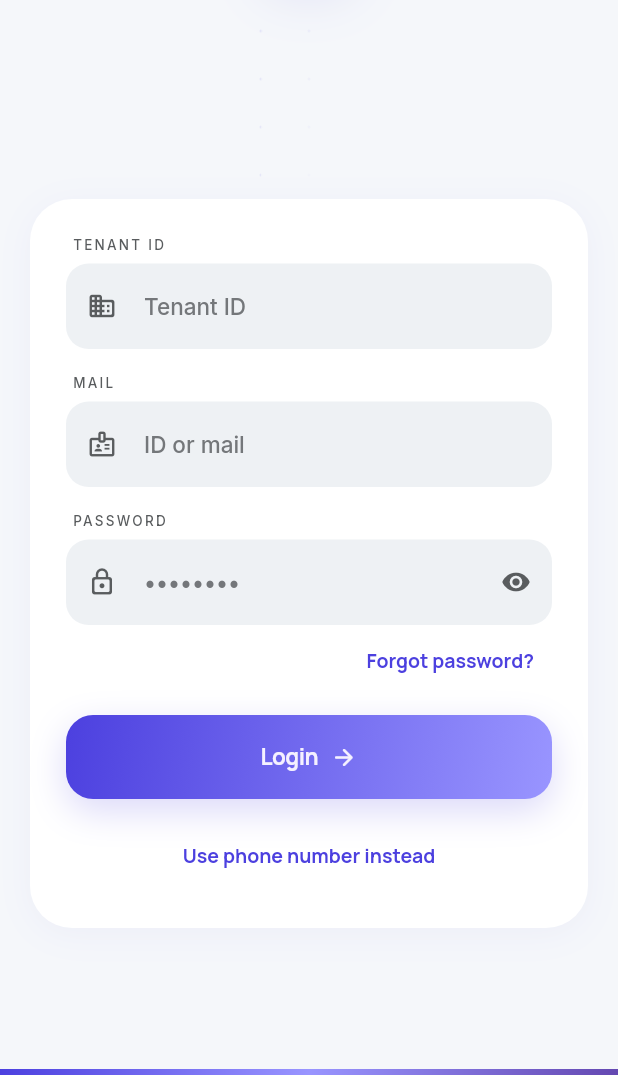
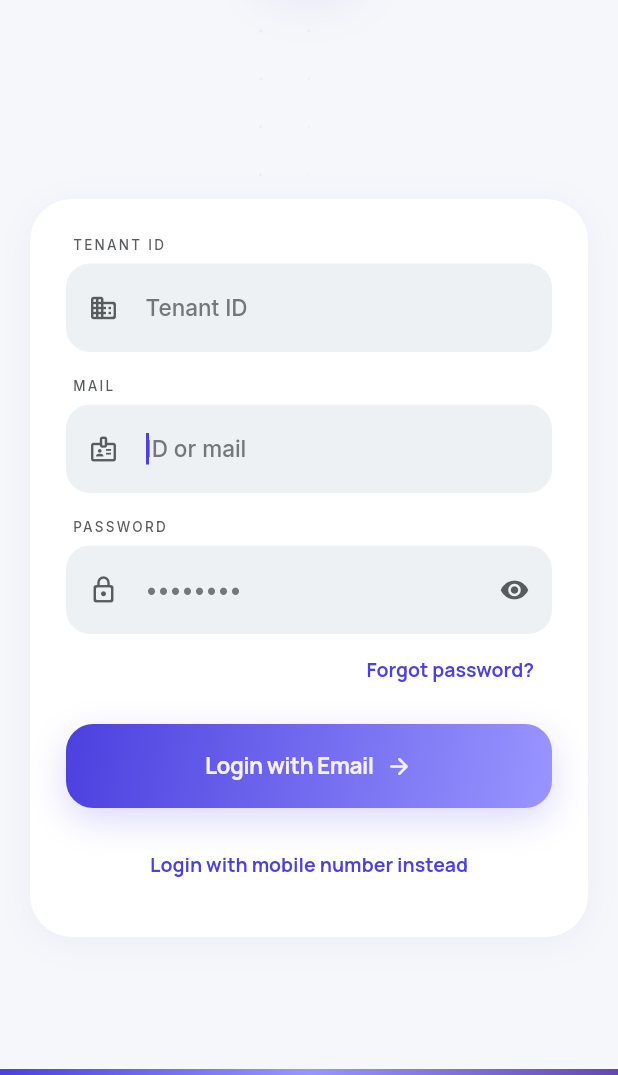
Before and after one commit to YouthStack-Dev/employee-app, a Flutter app: the screen it shows after launch, on a phone screen of 412 x 824 dp, the part 161-1236 px from its top. Run offline on Flutter 3.47's test engine with Material 3 defaults, Android fonts, the phone set to English and light mode, and no system bars; our stand-ins replace device_info_plus, dio, firebase_analytics, firebase_core, firebase_database, firebase_messaging and 7 more; missing offline and left inert: flutter_polyline_points, mobile_scanner; accounts and stored records are empty.

Commit message:
feat: login screen revamp and notification history

```diff
--- a/lib/constants/api_constants.dart
+++ b/lib/constants/api_constants.dart
@@ -24,6 +24,7 @@ class ApiConstants {
   static const String unregisterFcmToken = '/api/v1/push-notifications/unregister-token';
   static const String sendNotification = '/api/v1/push-notifications/send';
   static const String sendBatchNotification = '/api/v1/push-notifications/send-batch';
+  static const String employeeNotifications = '/api/v1/employee/notifications';
 
   // Alert endpoints
   static const String triggerAlert = '/api/v1/alerts/trigger';
--- a/lib/main.dart
+++ b/lib/main.dart
@@ -6,6 +6,7 @@ import 'providers/booking_provider.dart';
 import 'providers/announcement_provider.dart';
 import 'providers/chat_provider.dart';
 import 'providers/nodal_provider.dart';
+import 'providers/notification_provider.dart';
 import 'screens/login_screen.dart';
 import 'screens/schedules_screen.dart';
 import 'screens/splash_screen.dart';
@@ -77,6 +78,7 @@ class _MyAppState extends State<MyApp> {
         ChangeNotifierProvider(create: (_) => AnnouncementProvider()),
         ChangeNotifierProvider(create: (_) => ChatProvider()),
         ChangeNotifierProvider(create: (_) => NodalProvider()),
+        ChangeNotifierProvider(create: (_) => NotificationProvider()),
       ],
       child: MaterialApp(
         title: 'Employee App',
--- /dev/null
+++ b/lib/models/notification_model.dart
@@ -0,0 +1,25 @@
+class NotificationModel {
+  final int id;
+  final String title;
+  final String message;
+  final bool read;
+  final String createdAt;
+
+  NotificationModel({
+    required this.id,
+    required this.title,
+    required this.message,
+    required this.read,
+    required this.createdAt,
+  });
+
+  factory NotificationModel.fromJson(Map<String, dynamic> json) {
+    return NotificationModel(
+      id: json['id'] ?? 0,
+      title: json['title'] ?? '',
+      message: json['message'] ?? json['body'] ?? '',
+      read: json['read'] ?? json['is_read'] ?? false,
+      createdAt: json['created_at'] ?? json['timestamp'] ?? '',
+    );
+  }
+}
--- a/lib/providers/auth_provider.dart
+++ b/lib/providers/auth_provider.dart
@@ -128,14 +128,18 @@ class AuthProvider with ChangeNotifier {
     print('CHECK LOGIN STATUS: tenant_id: $tenantId');
     print('CHECK LOGIN STATUS: employee_id: $employeeId');
 
+    final name = prefs.getString('name');
+    final email = prefs.getString('email');
+    final phone = prefs.getString('phone');
+
     if (token != null && tenantId != null && employeeId != null) {
-      // Restore user session if needed, or just return true to allow navigation
-      // Ideally we would fetch user profile here if we want to populate _user
       _user = User(
         employeeId: int.tryParse(employeeId),
         tenantId: tenantId,
         gender: prefs.getString('gender'),
-        // Add other fields if necessary or fetch full profile from API later
+        name: name,
+        email: email,
+        phone: phone,
       );
       notifyListeners();
       return true;
--- a/lib/screens/login_screen.dart
+++ b/lib/screens/login_screen.dart
@@ -4,6 +4,7 @@ import 'package:permission_handler/permission_handler.dart';
 import '../providers/auth_provider.dart';
 import '../constants/app_theme.dart';
 import '../widgets/fx_widgets.dart';
+import '../services/tracking_service.dart';
 import 'forgot_password_screen.dart';
 
 class LoginScreen extends StatefulWidget {
@@ -16,6 +17,7 @@ class LoginScreen extends StatefulWidget {
 class _LoginScreenState extends State<LoginScreen> {
   final _tenantController = TextEditingController();
   final _usernameController = TextEditingController();
+  final _emailFocusNode = FocusNode();
   final _passwordController = TextEditingController();
 
   bool _isPhoneLogin = false;
@@ -28,6 +30,11 @@ class _LoginScreenState extends State<LoginScreen> {
   void initState() {
     super.initState();
     _requestPermissions();
+    WidgetsBinding.instance.addPostFrameCallback((_) {
+      if (!_isPhoneLogin) {
+        _emailFocusNode.requestFocus();
+      }
+    });
   }
 
   Future<void> _requestPermissions() async {
@@ -38,6 +45,7 @@ class _LoginScreenState extends State<LoginScreen> {
   void dispose() {
     _tenantController.dispose();
     _usernameController.dispose();
+    _emailFocusNode.dispose();
     _passwordController.dispose();
     _phoneController.dispose();
     _otpController.dispose();
@@ -53,6 +61,7 @@ class _LoginScreenState extends State<LoginScreen> {
     );
     if (!mounted) return;
     if (success) {
+      TrackingService.logEvent('email_login_success');
       Navigator.pushReplacementNamed(context, '/schedules');
     } else {
       _toast(authProvider.error ?? 'Login failed', error: true);
@@ -84,6 +93,7 @@ class _LoginScreenState extends State<LoginScreen> {
     final ok = await auth.verifyOtp(_phoneController.text, _otpController.text);
     if (!mounted) return;
     if (ok) {
+      TrackingService.logEvent('mobile_login_success');
       Navigator.pushReplacementNamed(context, '/schedules');
     } else {
       _toast(auth.error ?? 'Invalid OTP', error: true);
@@ -166,6 +176,7 @@ class _LoginScreenState extends State<LoginScreen> {
         const SizedBox(height: 16),
         FxTextField(
           controller: _usernameController,
+          focusNode: _emailFocusNode,
           label: 'Mail',
           hint: 'ID or mail',
           prefixIcon: Icons.badge_outlined,
@@ -200,7 +211,7 @@ class _LoginScreenState extends State<LoginScreen> {
         const SizedBox(height: 12),
         Consumer<AuthProvider>(
           builder: (_, auth, __) => FxPrimaryButton(
-            label: 'Login',
+            label: 'Login with Email',
             trailingIcon: Icons.arrow_forward_rounded,
             onPressed: _handleLogin,
             loading: auth.isLoading,
@@ -208,12 +219,15 @@ class _LoginScreenState extends State<LoginScreen> {
         ),
         const SizedBox(height: 14),
         TextButton(
-          onPressed: () => setState(() {
-            _isPhoneLogin = true;
-            _isOtpSent = false;
-          }),
+          onPressed: () {
+            TrackingService.logEvent('mobile_login_selected');
+            setState(() {
+              _isPhoneLogin = true;
+              _isOtpSent = false;
+            });
+          },
           child: Text(
-            'Use phone number instead',
+            'Login with mobile number instead',
             style: FxText.titleSm(color: FxColors.primary),
           ),
         ),
@@ -252,8 +266,14 @@ class _LoginScreenState extends State<LoginScreen> {
         ),
         const SizedBox(height: 14),
         TextButton(
-          onPressed: () => setState(() => _isPhoneLogin = false),
-          child: Text('Back to email login', style: FxText.titleSm(color: FxColors.primary)),
+          onPressed: () {
+            TrackingService.logEvent('email_login_selected');
+            setState(() => _isPhoneLogin = false);
+            WidgetsBinding.instance.addPostFrameCallback((_) {
+              _emailFocusNode.requestFocus();
+            });
+          },
+          child: Text('Login with email instead', style: FxText.titleSm(color: FxColors.primary)),
         ),
       ],
     );
--- a/lib/services/auth_service.dart
+++ b/lib/services/auth_service.dart
@@ -46,6 +46,16 @@ class AuthService {
                  await prefs.setString('employee_id', employee['employee_id'].toString());
                  if (employee['gender'] != null) {
                    await prefs.setString('gender', employee['gender'].toString());
+                 }
+                 if (employee['name'] != null) {
+                   await prefs.setString('name', employee['name'].toString());
+                 }
+                 if (employee['email'] != null) {
+                   await prefs.setString('email', employee['email'].toString());
+                 }
+                 final phone = employee['contact_number'] ?? employee['phone_number'] ?? employee['phone'];
+                 if (phone != null) {
+                   await prefs.setString('phone', phone.toString());
                  }
              }
         }
@@ -175,6 +185,16 @@ class AuthService {
                  await prefs.setString('employee_id', employee['employee_id'].toString());
                  if (employee['gender'] != null) {
                    await prefs.setString('gender', employee['gender'].toString());
+                 }
+                 if (employee['name'] != null) {
+                   await prefs.setString('name', employee['name'].toString());
+                 }
+                 if (employee['email'] != null) {
+                   await prefs.setString('email', employee['email'].toString());
+                 }
+                 final phone = employee['contact_number'] ?? employee['phone_number'] ?? employee['phone'];
+                 if (phone != null) {
+                   await prefs.setString('phone', phone.toString());
                  }
              }
         }
--- a/lib/widgets/fx_widgets.dart
+++ b/lib/widgets/fx_widgets.dart
@@ -497,6 +497,7 @@ class FxSegmented extends StatelessWidget {
 /// Tonal input field — surfaceContainerLow background, no border.
 class FxTextField extends StatelessWidget {
   final TextEditingController? controller;
+  final FocusNode? focusNode;
   final String? hint;
   final String? label;
   final IconData? prefixIcon;
@@ -514,6 +515,7 @@ class FxTextField extends StatelessWidget {
   const FxTextField({
     super.key,
     this.controller,
+    this.focusNode,
     this.hint,
     this.label,
     this.prefixIcon,
@@ -543,9 +545,13 @@ class FxTextField extends StatelessWidget {
         Container(
           decoration: BoxDecoration(
             color: errorText != null ? FxColors.onError : FxColors.surfaceContainerLow,
-            borderRadius: FxRadii.input,
+            borderRadius: BorderRadius.circular(16),
+            border: Border.all(
+              color: errorText != null ? FxColors.error.withOpacity(0.5) : Colors.transparent,
+            ),
           ),
           child: TextField(
+            focusNode: focusNode,
             controller: controller,
             obscureText: obscure,
             keyboardType: keyboardType,
--- a/pubspec.yaml
+++ b/pubspec.yaml
@@ -52,6 +52,7 @@ dependencies:
   device_info_plus: ^12.3.0
   package_info_plus: ^9.0.0
   flutter_polyline_points: ^3.1.0
+  firebase_analytics: ^11.6.0
 
 
 
```
Also changed, not shown: lib/providers/notification_provider.dart (added, +71 -0 lines), lib/screens/notification_history_screen.dart (added, +196 -0 lines), lib/screens/schedules_screen.dart (+22 -2 lines), lib/services/notification_service.dart (+75 -0 lines), lib/services/tracking_service.dart (added, +21 -0 lines), pubspec.lock, 1 other file.
